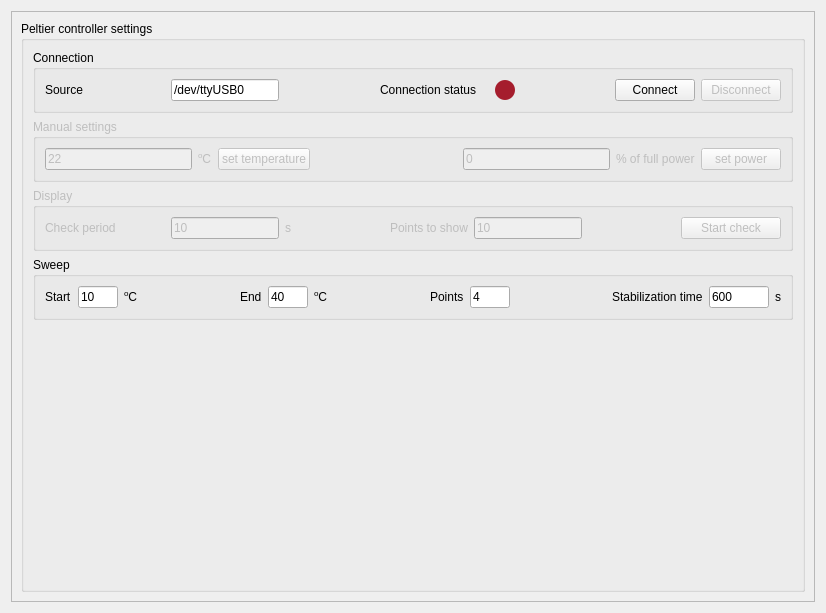
The window that plugins/peltierController/peltierController_settingsWidget.ui (pyIVLS/pyIVLS) describes before a commit, drawn with Qt 5.
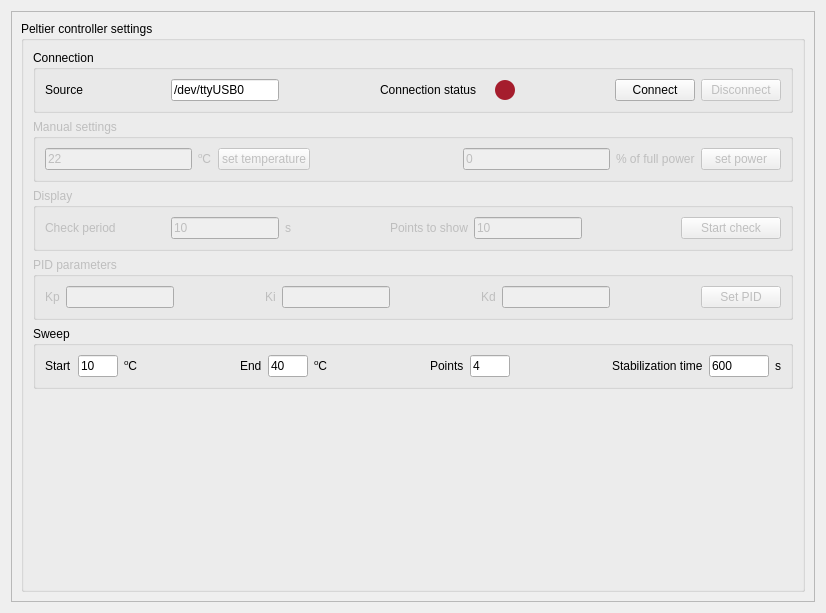
The same window after the commit.

Commit message: CCS175 spectrometer support added and tested (TLCCS plugin) PID parameters modification added to peltierController plugin

The edit to the form file:
```diff
--- a/plugins/peltierController/peltierController_settingsWidget.ui
+++ b/plugins/peltierController/peltierController_settingsWidget.ui
@@ -329,6 +329,94 @@
             </layout>
            </widget>
           </item>
+          <item>
+           <widget class="QGroupBox" name="PIDbox">
+            <property name="enabled">
+             <bool>false</bool>
+            </property>
+            <property name="title">
+             <string>PID parameters</string>
+            </property>
+            <layout class="QHBoxLayout" name="horizontalLayout_5">
+             <item>
+              <widget class="QLabel" name="KPlabel">
+               <property name="text">
+                <string>Kp</string>
+               </property>
+              </widget>
+             </item>
+             <item>
+              <widget class="QLineEdit" name="KPlineEdit"/>
+             </item>
+             <item>
+              <spacer name="horizontalSpacer_9">
+               <property name="orientation">
+                <enum>Qt::Horizontal</enum>
+               </property>
+               <property name="sizeHint" stdset="0">
+                <size>
+                 <width>40</width>
+                 <height>20</height>
+                </size>
+               </property>
+              </spacer>
+             </item>
+             <item>
+              <widget class="QLabel" name="KIlabel">
+               <property name="text">
+                <string>Ki</string>
+               </property>
+              </widget>
+             </item>
+             <item>
+              <widget class="QLineEdit" name="KIlineEdit"/>
+             </item>
+             <item>
+              <spacer name="horizontalSpacer_10">
+               <property name="orientation">
+                <enum>Qt::Horizontal</enum>
+               </property>
+               <property name="sizeHint" stdset="0">
+                <size>
+                 <width>40</width>
+                 <height>20</height>
+                </size>
+               </property>
+              </spacer>
+             </item>
+             <item>
+              <widget class="QLabel" name="KDlabel">
+               <property name="text">
+                <string>Kd</string>
+               </property>
+              </widget>
+             </item>
+             <item>
+              <widget class="QLineEdit" name="KDlineEdit"/>
+             </item>
+             <item>
+              <spacer name="horizontalSpacer_11">
+               <property name="orientation">
+                <enum>Qt::Horizontal</enum>
+               </property>
+               <property name="sizeHint" stdset="0">
+                <size>
+                 <width>40</width>
+                 <height>20</height>
+                </size>
+               </property>
+              </spacer>
+             </item>
+             <item>
+              <widget class="QPushButton" name="PIDbutton">
+               <property name="text">
+                <string>Set PID</string>
+               </property>
+              </widget>
+             </item>
+            </layout>
+           </widget>
+          </item>
           <item>
            <widget class="QGroupBox" name="groupBox_3">
             <property name="title">
```
The commit also changes 24 other files.
